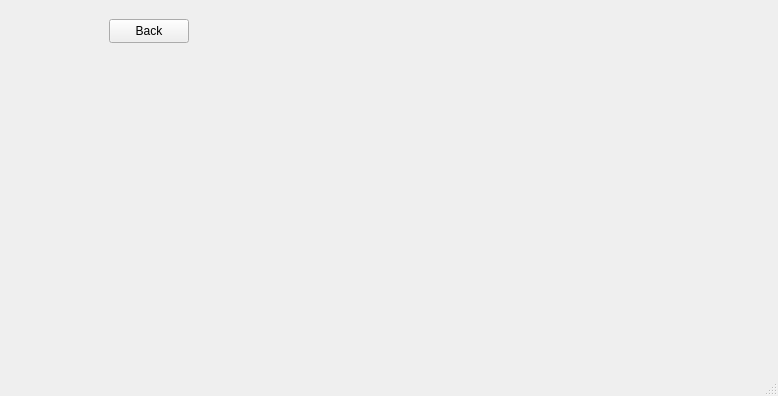
Old version of the form mainwindow.ui in the repository KrzSzklarczyk/C-qtGameProject.
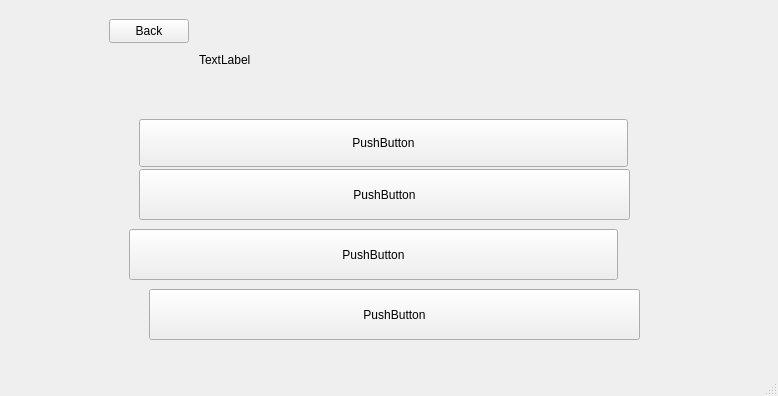
New version of the form. The open tabs and pages were chosen to show the change.

```diff
--- a/mainwindow.ui
+++ b/mainwindow.ui
@@ -280,6 +280,95 @@
          <string>Back</string>
         </property>
        </widget>
+       <widget class="QLabel" name="label_Millionaire_Pytanie">
+        <property name="geometry">
+         <rect>
+          <x>110</x>
+          <y>10</y>
+          <width>421</width>
+          <height>81</height>
+         </rect>
+        </property>
+        <property name="text">
+         <string>TextLabel</string>
+        </property>
+       </widget>
+       <widget class="QPushButton" name="pushButton_Millionaire_ODP_A">
+        <property name="geometry">
+         <rect>
+          <x>50</x>
+          <y>110</y>
+          <width>489</width>
+          <height>48</height>
+         </rect>
+        </property>
+        <property name="sizePolicy">
+         <sizepolicy hsizetype="Minimum" vsizetype="Minimum">
+          <horstretch>0</horstretch>
+          <verstretch>0</verstretch>
+         </sizepolicy>
+        </property>
+        <property name="text">
+         <string>PushButton</string>
+        </property>
+       </widget>
+       <widget class="QPushButton" name="pushButton_Millionaire_ODP_B">
+        <property name="geometry">
+         <rect>
+          <x>50</x>
+          <y>160</y>
+          <width>491</width>
+          <height>51</height>
+         </rect>
+        </property>
+        <property name="sizePolicy">
+         <sizepolicy hsizetype="Minimum" vsizetype="Minimum">
+          <horstretch>0</horstretch>
+          <verstretch>0</verstretch>
+         </sizepolicy>
+        </property>
+        <property name="text">
+         <string>PushButton</string>
+        </property>
+       </widget>
+       <widget class="QPushButton" name="pushButton_Millionaire_ODP_C">
+        <property name="geometry">
+         <rect>
+          <x>40</x>
+          <y>220</y>
+          <width>489</width>
+          <height>51</height>
+         </rect>
+        </property>
+        <property name="sizePolicy">
+         <sizepolicy hsizetype="Minimum" vsizetype="Minimum">
+          <horstretch>0</horstretch>
+          <verstretch>0</verstretch>
+         </sizepolicy>
+        </property>
+        <property name="text">
+         <string>PushButton</string>
+        </property>
+       </widget>
+       <widget class="QPushButton" name="pushButton_Millionaire_ODP_D">
+        <property name="geometry">
+         <rect>
+          <x>60</x>
+          <y>280</y>
+          <width>491</width>
+          <height>51</height>
+         </rect>
+        </property>
+        <property name="sizePolicy">
+         <sizepolicy hsizetype="Minimum" vsizetype="Minimum">
+          <horstretch>0</horstretch>
+          <verstretch>0</verstretch>
+         </sizepolicy>
+        </property>
+        <property name="text">
+         <string>PushButton</string>
+        </property>
+       </widget>
       </widget>
       <widget class="QWidget" name="Start">
        <layout class="QGridLayout" name="gridLayout_2">
```
Left out of the diff: 2 changed lines with no effect on the pictures.
